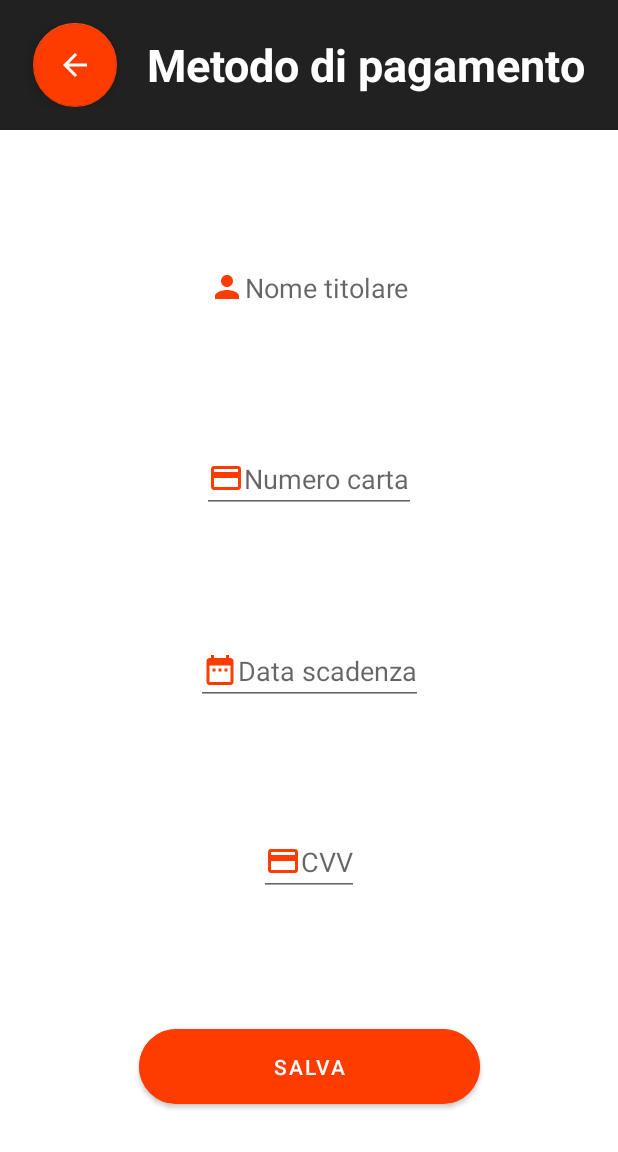
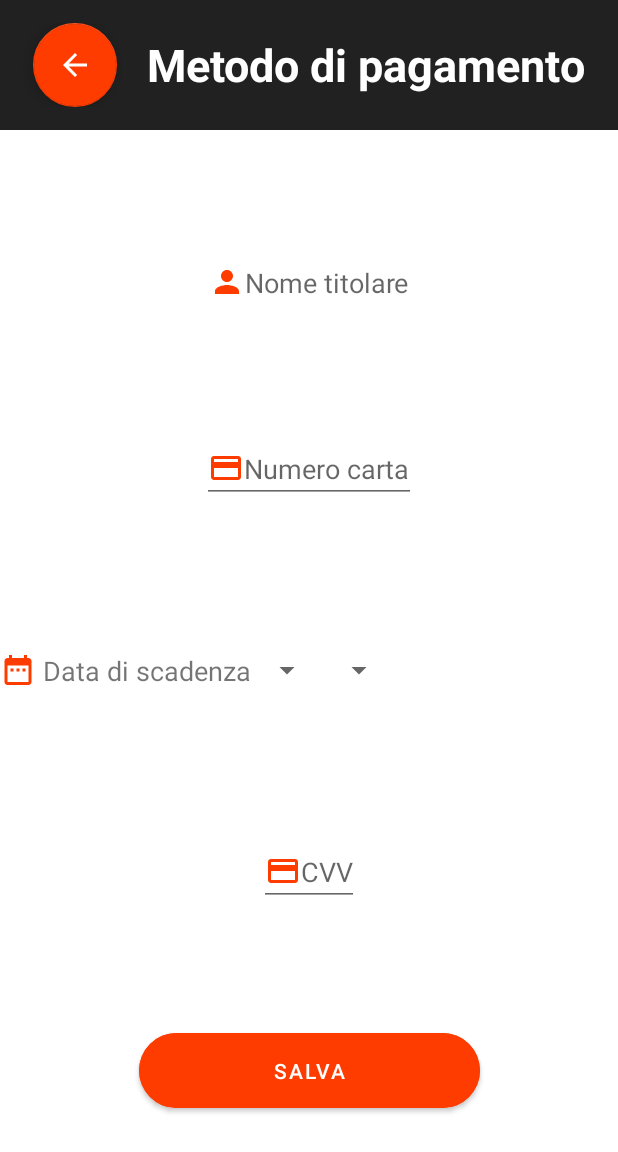
Before and after one commit to dqvid3/Nome_Progetto, an Android app: the layout fragment_add_card.xml on its own in the app's theme, with its tools: preview values and no code run, on a phone screen of 412 x 824 dp. Shown: the top 1152 px of the screen. Run offline under Robolectric (Android 15) with nearby library versions, the light colour scheme and no system bars.

Commit message:
aggiunto inserimento pagamento

```diff
--- a/app/src/main/java/com/progetto/nomeprogetto/Fragments/MainActivity/Account/AccountFragment.kt
+++ b/app/src/main/java/com/progetto/nomeprogetto/Fragments/MainActivity/Account/AccountFragment.kt
@@ -20,14 +20,14 @@ class AccountFragment : Fragment() {
 
         binding.addPayment.setOnClickListener {
             parentFragmentManager.beginTransaction()
-                .add(R.id.home_fragment_container, AddPaymentMethodFragment())
+                .add(R.id.home_fragment_container, AddCardFragment())
                 .hide(this)
                 .commit()
         }
 
         binding.addAddress.setOnClickListener {
             parentFragmentManager.beginTransaction()
-                .add(R.id.home_fragment_container, AddShippingAddressFragment())
+                .add(R.id.home_fragment_container, AddAddressFragment())
                 .hide(this)
                 .commit()
         }
--- a/app/src/main/res/layout/fragment_add_payment_method.xml
+++ b/app/src/main/res/layout/fragment_add_card.xml
@@ -12,10 +12,7 @@
         android:background="@color/blackPart"
         android:gravity="center"
         android:orientation="horizontal"
-        android:padding="15dp"
-        app:layout_constraintEnd_toEndOf="parent"
-        app:layout_constraintStart_toStartOf="parent"
-        app:layout_constraintTop_toTopOf="parent">
+        android:padding="15dp">
 
         <com.google.android.material.floatingactionbutton.FloatingActionButton
             android:id="@+id/back_button"
@@ -58,25 +55,48 @@
         android:drawableTint="@color/redPart"
         android:hint="Numero carta"
         android:inputType="number"
-        app:layout_constraintBottom_toTopOf="@+id/expiration_date"
+        app:layout_constraintBottom_toTopOf="@+id/linearLayout3"
         app:layout_constraintEnd_toEndOf="parent"
         app:layout_constraintHorizontal_bias="0.5"
         app:layout_constraintStart_toStartOf="parent"
         app:layout_constraintTop_toBottomOf="@+id/cardholder_name" />
 
-    <EditText
-        android:id="@+id/expiration_date"
-        android:layout_width="wrap_content"
+    <LinearLayout
+        android:paddingVertical="20dp"
+        android:id="@+id/linearLayout3"
+        android:layout_width="match_parent"
         android:layout_height="wrap_content"
-        android:drawableLeft="@drawable/ic_date"
-        android:drawableTint="@color/redPart"
-        android:hint="Data scadenza"
-        android:inputType="date"
         app:layout_constraintBottom_toTopOf="@+id/cvv"
         app:layout_constraintEnd_toEndOf="parent"
         app:layout_constraintHorizontal_bias="0.5"
         app:layout_constraintStart_toStartOf="parent"
-        app:layout_constraintTop_toBottomOf="@+id/card_number" />
+        app:layout_constraintTop_toBottomOf="@+id/card_number">
+
+        <TextView
+            android:layout_width="wrap_content"
+            android:layout_height="wrap_content"
+            android:drawableLeft="@drawable/ic_date"
+            android:drawableTint="@color/redPart"
+            android:text=" Data di scadenza"
+            android:textSize="18dp"
+            tools:layout_editor_absoluteX="11dp"
+            tools:layout_editor_absoluteY="378dp" />
+
+        <Spinner
+            android:id="@+id/month"
+            android:layout_width="wrap_content"
+            android:layout_height="wrap_content"
+            tools:layout_editor_absoluteX="189dp"
+            tools:layout_editor_absoluteY="378dp" />
+
+        <Spinner
+            android:id="@+id/year"
+            android:layout_width="wrap_content"
+            android:layout_height="wrap_content"
+            tools:layout_editor_absoluteX="225dp"
+            tools:layout_editor_absoluteY="436dp" />
+
+    </LinearLayout>
 
     <EditText
         android:id="@+id/cvv"
@@ -85,12 +105,13 @@
         android:drawableLeft="@drawable/ic_card"
         android:drawableTint="@color/redPart"
         android:hint="CVV"
-        android:inputType="numberSigned"
+        android:inputType="number"
+        android:maxLength="3"
         app:layout_constraintBottom_toTopOf="@+id/save_button"
         app:layout_constraintEnd_toEndOf="parent"
         app:layout_constraintHorizontal_bias="0.5"
         app:layout_constraintStart_toStartOf="parent"
-        app:layout_constraintTop_toBottomOf="@+id/expiration_date" />
+        app:layout_constraintTop_toBottomOf="@+id/linearLayout3" />
 
     <Button
         android:id="@+id/save_button"
```
Also changed, not shown: app/src/main/java/com/progetto/nomeprogetto/Fragments/MainActivity/Account/AddAddressFragment.kt (renamed from app/src/main/java/com/progetto/nomeprogetto/Fragments/MainActivity/Account/AddShippingAddressFragment.kt, +4 -7 lines), app/src/main/java/com/progetto/nomeprogetto/Fragments/MainActivity/Account/AddCardFragment.kt (added, +119 -0 lines), app/src/main/java/com/progetto/nomeprogetto/Fragments/MainActivity/Account/AddPaymentMethodFragment.kt (deleted, +0 -45 lines), app/src/main/java/com/progetto/nomeprogetto/Objects/UserCard.kt (added, +8 -0 lines), app/src/main/res/layout/fragment_add_address.xml (renamed from app/src/main/res/layout/fragment_add_shipping_address.xml).
